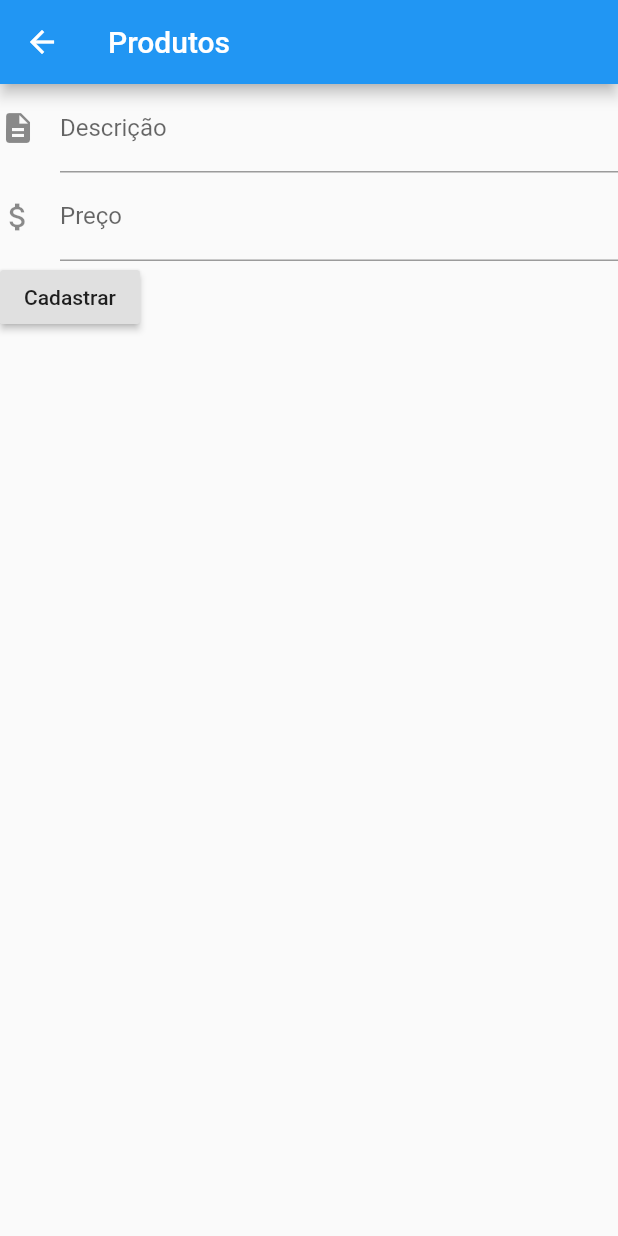
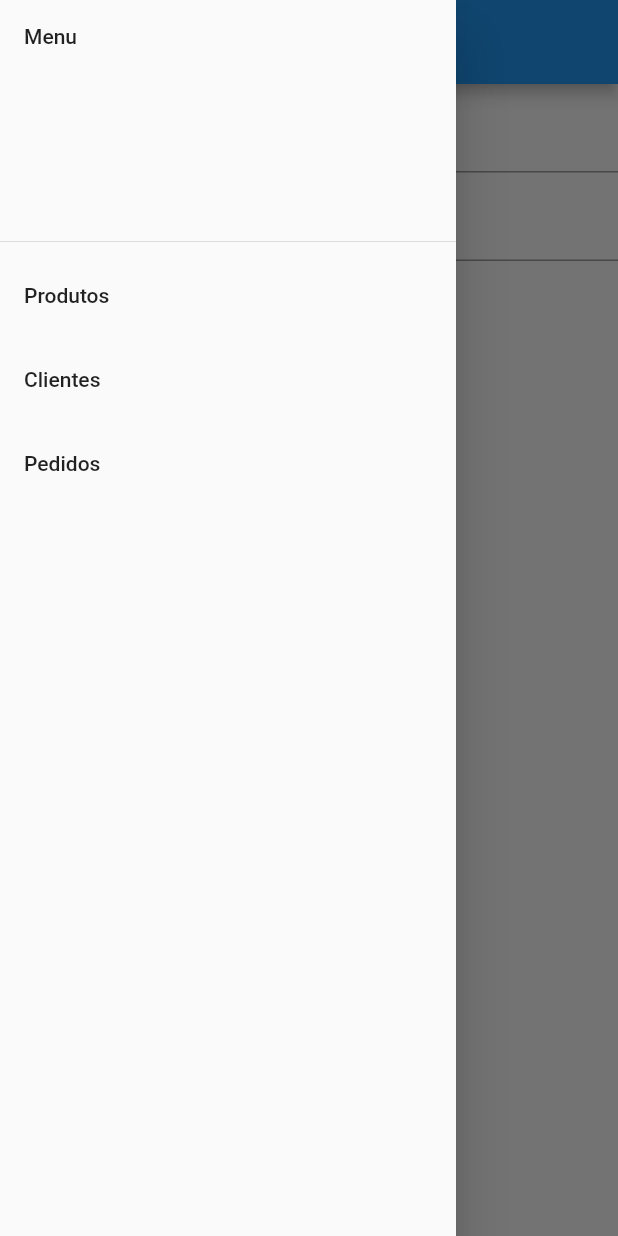
Before and after one commit to LegionTesta/grafis_test_app, a Flutter app: the ProductScreen screen opened directly, with the side drawer open (before the commit the screen has no drawer), on a phone screen of 412 x 824 dp. Run offline on Flutter 3.47's test engine with Material 2 defaults, Android fonts, the phone set to English and light mode, and no system bars; our stand-ins replace bloc, flutter_bloc; generated files the repository leaves out were written again; network calls fail.

Commit message:
MenuDrawer adicionado em product_screen.

```diff
--- a/lib/ui/product/product_screen.dart
+++ b/lib/ui/product/product_screen.dart
@@ -6,6 +6,7 @@ import 'package:flutter_bloc/flutter_bloc.dart';
 import 'package:grafis_test_app/bloc/product/product_bloc.dart';
 import 'package:grafis_test_app/bloc/product/product_register_bloc.dart';
 import 'package:grafis_test_app/core/product.dart';
+import 'package:grafis_test_app/ui/menu_drawer.dart';
 
 class ProductScreen extends StatefulWidget {
   @override
@@ -90,6 +91,7 @@ class _ProductScreenState extends State<ProductScreen> {
         appBar: AppBar(
           title: Text("Produtos"),
         ),
+        drawer: MenuDrawer(),
         body: Container(
           child: Row(
             children: <Widget>[
```
